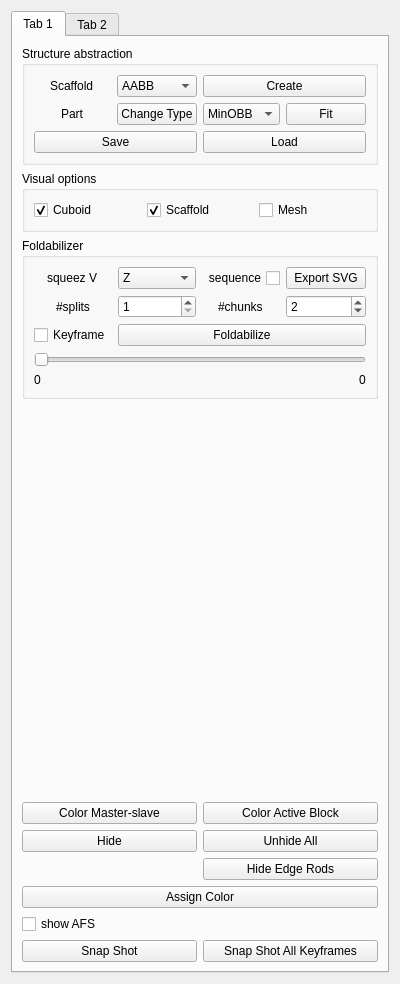
Before: the Qt Designer form FoldPlugin/FdWidget.ui in letienhung/fold-hcc, drawn with Qt 5.
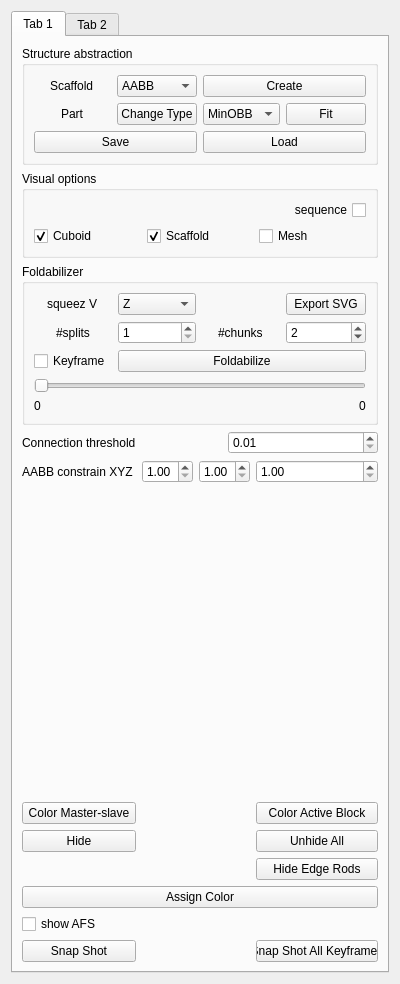
After: the same form once the commit is applied.

```diff
--- a/FoldPlugin/FdWidget.ui
+++ b/FoldPlugin/FdWidget.ui
@@ -39,46 +39,7 @@
        <string>Tab 1</string>
       </attribute>
       <layout class="QGridLayout" name="gridLayout_6">
-       <item row="1" column="0" colspan="2">
-        <widget class="QGroupBox" name="groupBox_2">
-         <property name="title">
-          <string>Visual options</string>
-         </property>
-         <layout class="QGridLayout" name="gridLayout_3">
-          <item row="2" column="2">
-           <widget class="QCheckBox" name="showMesh">
-            <property name="text">
-             <string>Mesh</string>
-            </property>
-            <property name="checked">
-             <bool>false</bool>
-            </property>
-           </widget>
-          </item>
-          <item row="2" column="1">
-           <widget class="QCheckBox" name="showScaffold">
-            <property name="text">
-             <string>Scaffold</string>
-            </property>
-            <property name="checked">
-             <bool>true</bool>
-            </property>
-           </widget>
-          </item>
-          <item row="2" column="0">
-           <widget class="QCheckBox" name="showCuboid">
-            <property name="text">
-             <string>Cuboid</string>
-            </property>
-            <property name="checked">
-             <bool>true</bool>
-            </property>
-           </widget>
-          </item>
-         </layout>
-        </widget>
-       </item>
-       <item row="2" column="0" colspan="2">
+       <item row="2" column="0" colspan="5">
         <widget class="QGroupBox" name="groupBox_3">
          <property name="title">
           <string>Foldabilizer</string>
@@ -195,6 +156,45 @@
             </property>
            </widget>
           </item>
+         </layout>
+        </widget>
+       </item>
+       <item row="1" column="0" colspan="5">
+        <widget class="QGroupBox" name="groupBox_2">
+         <property name="title">
+          <string>Visual options</string>
+         </property>
+         <layout class="QGridLayout" name="gridLayout_3">
+          <item row="2" column="2">
+           <widget class="QCheckBox" name="showMesh">
+            <property name="text">
+             <string>Mesh</string>
+            </property>
+            <property name="checked">
+             <bool>false</bool>
+            </property>
+           </widget>
+          </item>
+          <item row="2" column="1">
+           <widget class="QCheckBox" name="showScaffold">
+            <property name="text">
+             <string>Scaffold</string>
+            </property>
+            <property name="checked">
+             <bool>true</bool>
+            </property>
+           </widget>
+          </item>
+          <item row="2" column="0">
+           <widget class="QCheckBox" name="showCuboid">
+            <property name="text">
+             <string>Cuboid</string>
+            </property>
+            <property name="checked">
+             <bool>true</bool>
+            </property>
+           </widget>
+          </item>
           <item row="1" column="2">
            <widget class="QCheckBox" name="isSVGsequence">
             <property name="layoutDirection">
@@ -208,7 +208,106 @@
          </layout>
         </widget>
        </item>
-       <item row="0" column="0" colspan="2">
+       <item row="14" column="0">
+        <widget class="QPushButton" name="snapshot">
+         <property name="text">
+          <string>Snap Shot</string>
+         </property>
+        </widget>
+       </item>
+       <item row="7" column="0">
+        <spacer name="verticalSpacer">
+         <property name="orientation">
+          <enum>Qt::Vertical</enum>
+         </property>
+         <property name="sizeHint" stdset="0">
+          <size>
+           <width>20</width>
+           <height>40</height>
+          </size>
+         </property>
+        </spacer>
+       </item>
+       <item row="14" column="4">
+        <widget class="QPushButton" name="snapshotAll">
+         <property name="text">
+          <string>Snap Shot All Keyframes</string>
+         </property>
+        </widget>
+       </item>
+       <item row="11" column="0" colspan="5">
+        <widget class="QPushButton" name="assignColor">
+         <property name="text">
+          <string>Assign Color</string>
+         </property>
+        </widget>
+       </item>
+       <item row="12" column="0">
+        <widget class="QCheckBox" name="showAFS">
+         <property name="text">
+          <string>show AFS</string>
+         </property>
+         <property name="checked">
+          <bool>false</bool>
+         </property>
+        </widget>
+       </item>
+       <item row="9" column="0">
+        <widget class="QPushButton" name="hideSelNodes">
+         <property name="text">
+          <string>Hide</string>
+         </property>
+        </widget>
+       </item>
+       <item row="9" column="4">
+        <widget class="QPushButton" name="unhideAllNodes">
+         <property name="text">
+          <string>Unhide All</string>
+         </property>
+        </widget>
+       </item>
+       <item row="10" column="4">
+        <widget class="QPushButton" name="hideEdgeRods">
+         <property name="text">
+          <string>Hide Edge Rods</string>
+         </property>
+        </widget>
+       </item>
+       <item row="8" column="0">
+        <widget class="QPushButton" name="colorMasterSlave">
+         <property name="text">
+          <string>Color Master-slave</string>
+         </property>
+        </widget>
+       </item>
+       <item row="8" column="4">
+        <widget class="QPushButton" name="colorActiveBlock">
+         <property name="text">
+          <string>Color Active Block</string>
+         </property>
+        </widget>
+       </item>
+       <item row="3" column="0">
+        <widget class="QLabel" name="label_5">
+         <property name="text">
+          <string>Connection threshold</string>
+         </property>
+        </widget>
+       </item>
+       <item row="3" column="3" colspan="2">
+        <widget class="QDoubleSpinBox" name="connThrRation">
+         <property name="minimum">
+          <double>0.010000000000000</double>
+         </property>
+         <property name="maximum">
+          <double>0.200000000000000</double>
+         </property>
+         <property name="singleStep">
+          <double>0.050000000000000</double>
+         </property>
+        </widget>
+       </item>
+       <item row="0" column="0" colspan="5">
         <widget class="QGroupBox" name="groupBox">
          <property name="title">
           <string>Structure abstraction</string>
@@ -307,82 +406,40 @@
          </layout>
         </widget>
        </item>
-       <item row="4" column="0">
-        <spacer name="verticalSpacer">
-         <property name="orientation">
-          <enum>Qt::Vertical</enum>
-         </property>
-         <property name="sizeHint" stdset="0">
-          <size>
-           <width>20</width>
-           <height>40</height>
-          </size>
-         </property>
-        </spacer>
-       </item>
-       <item row="11" column="0">
-        <widget class="QPushButton" name="snapshot">
-         <property name="text">
-          <string>Snap Shot</string>
-         </property>
-        </widget>
-       </item>
-       <item row="11" column="1">
-        <widget class="QPushButton" name="snapshotAll">
-         <property name="text">
-          <string>Snap Shot All Keyframes</string>
-         </property>
-        </widget>
-       </item>
-       <item row="8" column="0" colspan="2">
-        <widget class="QPushButton" name="assignColor">
-         <property name="text">
-          <string>Assign Color</string>
-         </property>
-        </widget>
-       </item>
-       <item row="9" column="0">
-        <widget class="QCheckBox" name="showAFS">
-         <property name="text">
-          <string>show AFS</string>
-         </property>
-         <property name="checked">
-          <bool>false</bool>
-         </property>
-        </widget>
-       </item>
-       <item row="6" column="0">
-        <widget class="QPushButton" name="hideSelNodes">
-         <property name="text">
-          <string>Hide</string>
-         </property>
-        </widget>
-       </item>
-       <item row="6" column="1">
-        <widget class="QPushButton" name="unhideAllNodes">
-         <property name="text">
-          <string>Unhide All</string>
-         </property>
-        </widget>
-       </item>
-       <item row="7" column="1">
-        <widget class="QPushButton" name="hideEdgeRods">
-         <property name="text">
-          <string>Hide Edge Rods</string>
-         </property>
-        </widget>
-       </item>
        <item row="5" column="0">
-        <widget class="QPushButton" name="colorMasterSlave">
+        <widget class="QLabel" name="label_13">
          <property name="text">
-          <string>Color Master-slave</string>
+          <string>AABB constrain XYZ</string>
+         </property>
+        </widget>
+       </item>
+       <item row="5" column="4">
+        <widget class="QDoubleSpinBox" name="aabbZ">
+         <property name="minimum">
+          <double>1.000000000000000</double>
+         </property>
+         <property name="maximum">
+          <double>2.000000000000000</double>
          </property>
         </widget>
        </item>
        <item row="5" column="1">
-        <widget class="QPushButton" name="colorActiveBlock">
-         <property name="text">
-          <string>Color Active Block</string>
+        <widget class="QDoubleSpinBox" name="aabbX">
+         <property name="minimum">
+          <double>1.000000000000000</double>
+         </property>
+         <property name="maximum">
+          <double>2.000000000000000</double>
+         </property>
+        </widget>
+       </item>
+       <item row="5" column="2" colspan="2">
+        <widget class="QDoubleSpinBox" name="aabbY">
+         <property name="minimum">
+          <double>1.000000000000000</double>
+         </property>
+         <property name="maximum">
+          <double>2.000000000000000</double>
          </property>
         </widget>
        </item>
```
Left out of the diff: 88 changed lines with no effect on the pictures.
